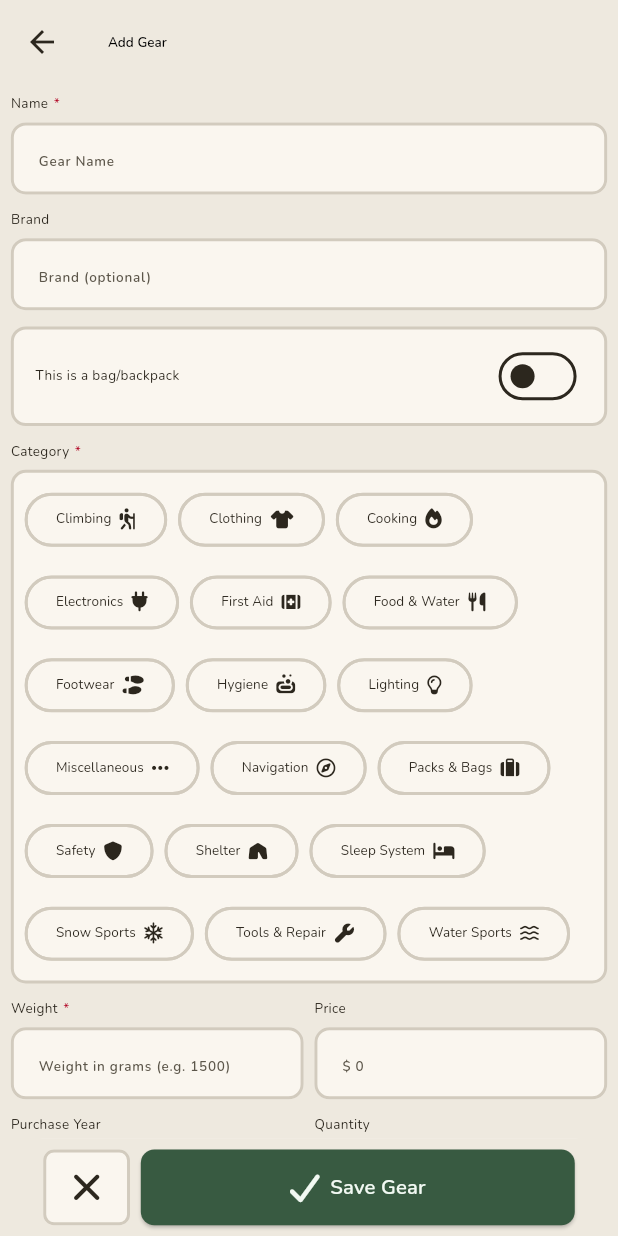
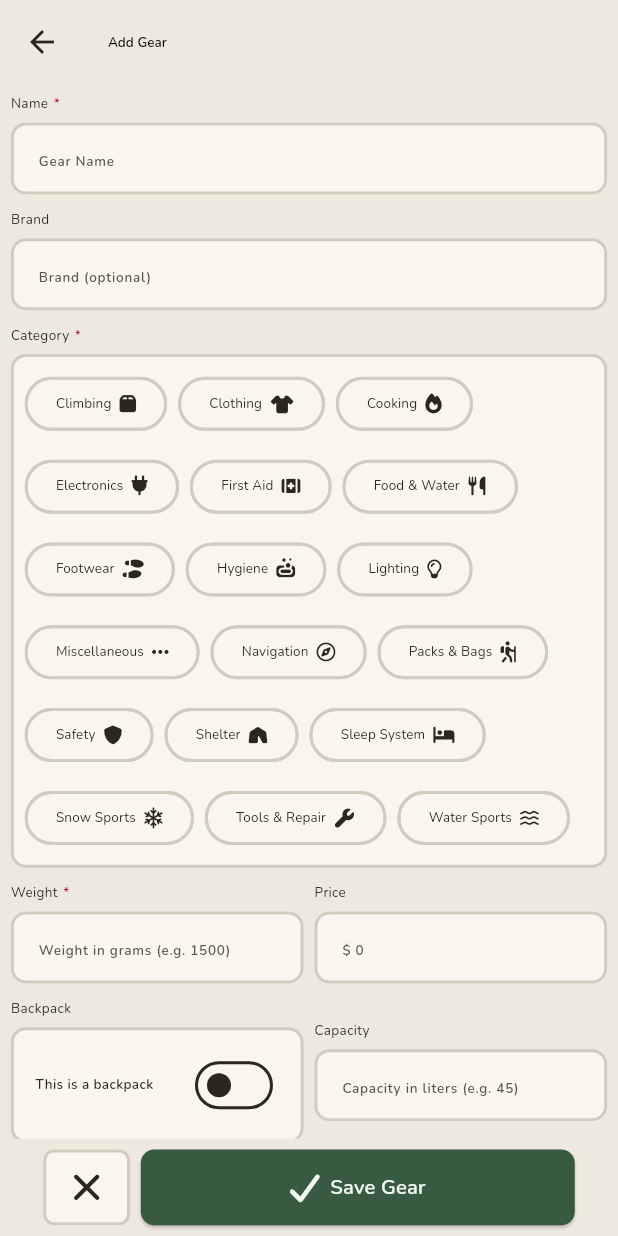
Before and after one commit to Mikey-Dowsett/gearrack, a Flutter app: the AddGearPage screen opened directly, on a phone screen of 412 x 824 dp. Run offline on Flutter 3.47's test engine with Material 3 defaults, Android fonts, the phone set to English and light mode, and no system bars; our stand-ins replace flutter_screenutil, font_awesome_flutter, google_fonts, sqflite, sqflite_common_ffi; accounts and stored records are empty.

Commit message:
Finished gear page

```diff
--- a/lib/models/category.dart
+++ b/lib/models/category.dart
@@ -5,31 +5,15 @@
   final String id;
   final String name;
   final String icon;
-  final String color;
-  final bool isDefault;
 
-  const Category({
-    required this.id,
-    required this.name,
-    required this.icon,
-    required this.color,
-    this.isDefault = false,
-  });
+  const Category({required this.id, required this.name, required this.icon});
 
-  Map<String, dynamic> toMap() => {
-    'id': id,
-    'name': name,
-    'icon': icon,
-    'color': color,
-    'is_default': isDefault ? 1 : 0,
-  };
+  Map<String, dynamic> toMap() => {'id': id, 'name': name, 'icon': icon};
 
   factory Category.fromMap(Map<String, dynamic> map) => Category(
     id: map['id'] as String,
     name: map['name'] as String,
     icon: map['icon'] as String,
-    color: map['color'] as String,
-    isDefault: (map['is_default'] as int) == 1,
   );
 
   @override
--- a/lib/pages/add_gear.dart
+++ b/lib/pages/add_gear.dart
@@ -255,6 +255,7 @@
                         final selected = field.value == c;
                         final icon = IconRegistry.resolve(c.icon);
                         return ChoiceChip(
+                          showCheckmark: false,
                           label: Row(
                             mainAxisSize: MainAxisSize.min,
                             children: [
@@ -339,6 +340,7 @@
                   final selected = field.value == c;
                   final icon = _conditionIcons[c] ?? FontAwesomeIcons.question;
                   return ChoiceChip(
+                    showCheckmark: false,
                     label: Row(
                       mainAxisSize: MainAxisSize.min,
                       children: [
@@ -392,11 +394,14 @@
   Widget _buildIsPackToggle(BuildContext context) {
     final colors = AppColors.of(context);
 
-    return Padding(
-      padding: EdgeInsets.only(bottom: 12.sp),
-      child: Container(
+    return Column(
+      crossAxisAlignment: CrossAxisAlignment.start,
+      children: [
+        _fieldLabel(context, 'Backpack'),
+        SizedBox(height: 6.sp),
+        Container(
           width: double.infinity,
-        padding: EdgeInsets.symmetric(horizontal: 16.sp, vertical: 8.sp),
+          padding: EdgeInsets.symmetric(horizontal: 16.sp, vertical: 14.sp),
           decoration: BoxDecoration(
             color: colors.surface,
             borderRadius: BorderRadius.circular(10.0),
@@ -405,25 +410,14 @@
           child: Row(
             children: [
               Expanded(
-              child: Column(
-                crossAxisAlignment: CrossAxisAlignment.start,
-                children: [
-                  Text(
-                    'This is a bag/backpack',
-                    style: AppTextStyles.labelMedium.copyWith(
-                      color: colors.onSurface,
+                child: Text(
+                  'This is a backpack',
+                  style: AppTextStyles.bodyMedium.copyWith(
+                    color: colors.onBackground,
                   ),
                 ),
-                  if (_isPack)
-                    Text(
-                      'Capacity field will appear below',
-                      style: AppTextStyles.bodySmall.copyWith(
-                        color: colors.textSecondary,
               ),
-                    ),
-                ],
-              ),
-            ),
+              SizedBox(width: 8.sp),
               Switch(
                 value: _isPack,
                 onChanged: (val) => setState(() => _isPack = val),
@@ -432,6 +426,8 @@
             ],
           ),
         ),
+        SizedBox(height: 12.sp),
+      ],
     );
   }
 
@@ -540,8 +536,6 @@
                 requiredField: false,
                 controller: _brandController,
               ),
-              _buildIsPackToggle(context),
-              if (_isPack) _buildCapacityField(context),
               _buildCategoryField(context, true),
               _rowOfTwoFields(
                 context,
@@ -561,6 +555,12 @@
                   keyboardType: TextInputType.numberWithOptions(decimal: true),
                   controller: _priceController,
                 ),
+              ),
+              _rowOfTwoFields(
+                context,
+
+                _buildIsPackToggle(context),
+                _buildCapacityField(context),
               ),
               _rowOfTwoFields(
                 context,
```
Also changed, not shown: lib/database/schema.dart (+18 -126 lines), lib/pages/home_page.dart (+107 -12 lines), lib/pages/pack.dart (+1 -7 lines). Lines whose indentation alone changed are shown as unchanged.
